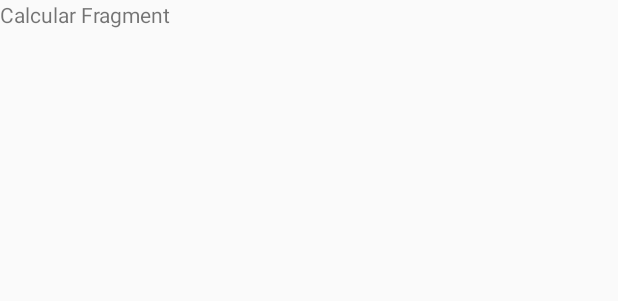
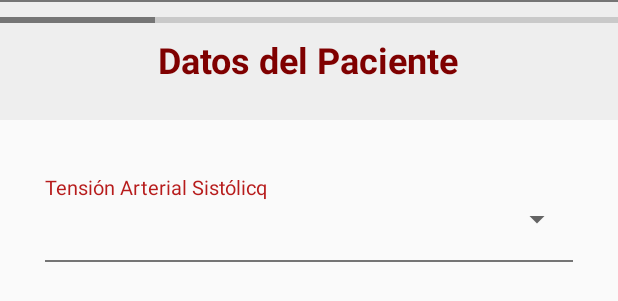
Before and after one commit to SergioGonzalezVelazquez/CalculadoraRCV, an Android app: the layout fragment_calcular.xml on its own in the app's theme, with its tools: preview values and no code run, on a phone screen of 412 x 824 dp. Shown: the top 301 px of the screen. Run offline under Robolectric (Android 15) with nearby library versions, the phone set to English and light mode, and no system bars.

Commit message:
Cambios 06/04/2019
Empezada interfaz Calcular

```diff
--- a/src/CalculadoraRCV/app/src/main/res/layout/fragment_calcular.xml
+++ b/src/CalculadoraRCV/app/src/main/res/layout/fragment_calcular.xml
@@ -1,14 +1,98 @@
 <?xml version="1.0" encoding="utf-8"?>
-<FrameLayout xmlns:android="http://schemas.android.com/apk/res/android"
+<RelativeLayout xmlns:android="http://schemas.android.com/apk/res/android"
     xmlns:tools="http://schemas.android.com/tools"
     android:layout_width="match_parent"
     android:layout_height="match_parent"
     tools:context=".presentacion.CalcularFragment">
 
-    <!-- TODO: Update blank fragment layout -->
-    <TextView
+    <RelativeLayout
+        android:id="@+id/rellayProgress"
+        android:layout_width="match_parent"
+        android:layout_height="80dp"
+        android:background="@color/headings">
+
+        <ProgressBar
+            android:id="@+id/progressBar"
+            style="?android:attr/progressBarStyleHorizontal"
+            android:layout_width="match_parent"
+            android:layout_height="wrap_content"
+            android:layout_centerHorizontal="true"
+            android:layout_centerVertical="false"
+            android:layout_marginTop="5dp"
+
+            android:max="100"
+            android:progress="25" />
+
+        <TextView
+            android:id="@+id/txtFase"
+            android:layout_width="wrap_content"
+            android:layout_height="wrap_content"
+            android:layout_centerInParent="true"
+            android:text="@string/txtFase"
+            android:textColor="@color/colorPrimaryDark"
+            android:textSize="24sp"
+            android:textStyle="bold" />
+
+        <View
+            android:layout_width="match_parent"
+            android:layout_height="1dp"
+            android:layout_alignParentEnd="true"
+            android:background="@color/colorAccent" />
+    </RelativeLayout>
+
+    <RelativeLayout
         android:layout_width="match_parent"
         android:layout_height="match_parent"
-        android:text="Calcular Fragment" />
+        android:layout_below="@+id/rellayProgress">
+        <ScrollView
+            xmlns:android="http://schemas.android.com/apk/res/android"
+            android:id="@+id/scroll"
+            android:layout_width="match_parent"
+            android:layout_height="wrap_content">
 
-</FrameLayout>
+            <LinearLayout
+                android:layout_width="match_parent"
+                android:layout_height="wrap_content"
+                android:layout_marginTop="20dp"
+                android:layout_marginRight="30dp"
+                android:layout_marginLeft="30dp"
+                android:orientation="vertical">
+
+                <LinearLayout
+                    android:layout_width="match_parent"
+                    android:layout_height="wrap_content"
+                    android:layout_marginTop="15dp"
+                    android:orientation="vertical">
+
+                    <TextView
+                        android:id="@+id/txtTAS"
+                        android:layout_width="wrap_content"
+                        android:layout_height="wrap_content"
+                        android:text="@string/TAS"
+                        android:textColor="@color/colorPrimary"
+                        android:textSize="13sp" />
+
+                    <Spinner
+                        android:id="@+id/spinner_TAS"
+                        android:layout_width="match_parent"
+                        android:layout_height="wrap_content">
+
+                    </Spinner>
+
+                    <View
+                        android:id="@+id/viewCorreo"
+                        android:layout_width="match_parent"
+                        android:layout_height="1dp"
+                        android:layout_marginTop="15dp"
+                        android:background="@color/colorAccent" />
+
+                </LinearLayout>
+
+            </LinearLayout>
+
+        </ScrollView>
+    </RelativeLayout>
+
+
+
+</RelativeLayout>
--- a/src/CalculadoraRCV/app/src/main/res/values/colors.xml
+++ b/src/CalculadoraRCV/app/src/main/res/values/colors.xml
@@ -6,6 +6,6 @@
     <color name="colorAccent">#757575</color>
 
     <color name="white">#FFFFFF</color>
-    <color name="headings">#3797CF</color>
+    <color name="headings">#eeeeee</color>
 
 </resources>
--- a/src/CalculadoraRCV/app/src/main/res/values/strings.xml
+++ b/src/CalculadoraRCV/app/src/main/res/values/strings.xml
@@ -22,4 +22,6 @@
     <string name="txtHistorial">Historial de Cálculos</string>
     <string name="imagen_de_perfil">Imagen de perfil</string>
     <string name="btnEditar">Editar perfil</string>
+    <string name="txtFase">Datos del Paciente</string>
+    <string name="TAS">Tensión Arterial Sistólicq</string>
 </resources>
```
